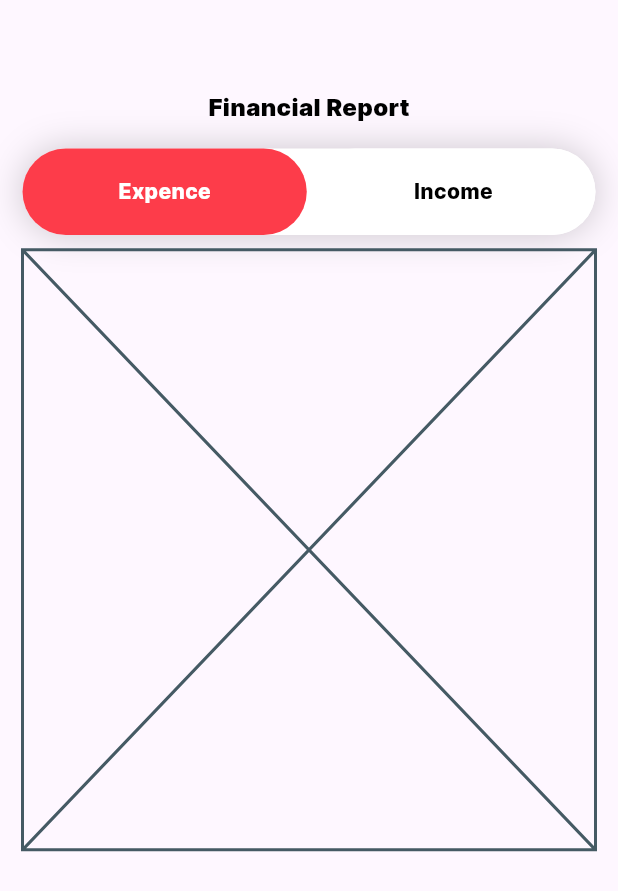
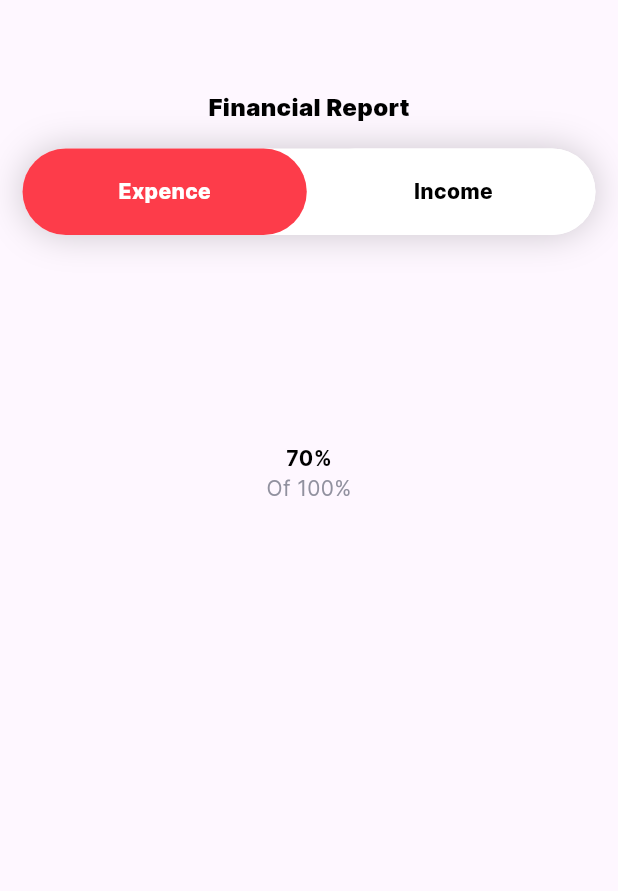
Before and after one commit to cmadhushan-dev/dp_expences_app_07, a Flutter app: the BudgetScreen screen opened directly with empty values, on a phone screen of 412 x 824 dp. Shown: the top 891 px of the screen. Run offline on Flutter 3.47's test engine with Material 3 defaults, Android fonts, the light colour scheme and no system bars; drawn by our look-alikes of fl_chart; our stand-ins replace shared_preferences, smooth_page_indicator; accounts and stored records are empty.

Commit message:
sucssfully implimnted the pie chart

```diff
--- a/lib/screens/all_screens/budget_screen.dart
+++ b/lib/screens/all_screens/budget_screen.dart
@@ -2,13 +2,18 @@ import 'package:dp_expenz_application/constant/colors.dart';
 import 'package:dp_expenz_application/constant/constatnt.dart';
 import 'package:dp_expenz_application/model/expence_model.dart';
 import 'package:dp_expenz_application/model/income_model.dart';
+import 'package:dp_expenz_application/widgets/categary_cards.dart';
 import 'package:dp_expenz_application/widgets/pie_chart.dart';
 import 'package:flutter/material.dart';
 
 class BudgetScreen extends StatefulWidget {
   final Map<ExpenceCateraries, double> expenceCategoryTotals;
   final Map<IncomeCategary, double> incomeCtegoryTotal;
-  const BudgetScreen({super.key, required this.expenceCategoryTotals, required this.incomeCtegoryTotal});
+  const BudgetScreen({
+    super.key,
+    required this.expenceCategoryTotals,
+    required this.incomeCtegoryTotal,
+  });
 
   @override
   State<BudgetScreen> createState() => _BudgetScreenState();
@@ -18,18 +23,31 @@ class _BudgetScreenState extends State<BudgetScreen> {
   // variable toggle the screen
   int _currentScreen = 0;
 
+  //method to define the category color from the category
+  Color getCategoryColor(dynamic category) {
+    if (category is ExpenceCateraries) {
+      return expencesCategariesColors[category]!;
+    } else {
+      return incomeCategaryColors[category]!;
+    }
+  }
+
   @override
   Widget build(BuildContext context) {
     final width = MediaQuery.of(context).size.width;
     final height = MediaQuery.of(context).size.height;
+    //final data
+    final data = _currentScreen == 0
+        ? widget.expenceCategoryTotals
+        : widget.incomeCtegoryTotal;
     return Scaffold(
       body: SingleChildScrollView(
         child: Padding(
           padding: EdgeInsets.symmetric(horizontal: kDefaulPadding),
           child: Column(
             children: [
-              Padding(
-                padding: EdgeInsets.only(top: 60),
+              const Padding(
+                padding: const EdgeInsets.only(top: 60),
                 child: Center(
                   child: Text(
                     'Financial Report',
@@ -105,10 +123,33 @@ class _BudgetScreenState extends State<BudgetScreen> {
                 ),
               ),
               SizedBox(height: height * 0.012),
-              PieChart(
+              Chart(
                 incomeCategoryTotal: widget.incomeCtegoryTotal,
                 expencecategoryTotal: widget.expenceCategoryTotals,
                 isExpence: _currentScreen == 0,
+              ),
+
+              //list of categaries
+              SizedBox(
+                height: height * 0.3,
+                child: ListView.builder(
+                  scrollDirection: Axis.vertical,
+                  shrinkWrap: true,
+                  itemCount: data.length,
+                  itemBuilder: (context, index) {
+                    final category = data.keys.toList()[index];
+                    final total = data.values.toList()[index];
+                    return CategaryCards(
+                      title: category.name,
+                      amount: total,
+                      total: data.values.reduce(
+                        (value, element) => value + element,
+                      ),
+                      progrossColor: getCategoryColor(category),
+                      isexpence: _currentScreen == 0,
+                    );
+                  },
+                ),
               ),
             ],
           ),
--- a/lib/widgets/pie_chart.dart
+++ b/lib/widgets/pie_chart.dart
@@ -1,13 +1,16 @@
+import 'package:dp_expenz_application/constant/colors.dart';
+import 'package:dp_expenz_application/constant/constatnt.dart';
 import 'package:dp_expenz_application/model/expence_model.dart';
 import 'package:dp_expenz_application/model/income_model.dart';
+import 'package:fl_chart/fl_chart.dart';
 import 'package:flutter/material.dart';
 
-class PieChart extends StatefulWidget {
+class Chart extends StatefulWidget {
   final Map<ExpenceCateraries, double> expencecategoryTotal;
   final Map<IncomeCategary, double> incomeCategoryTotal;
   final bool isExpence;
 
-  const PieChart({
+  const Chart({
     super.key,
     required this.expencecategoryTotal,
     required this.incomeCategoryTotal,
@@ -15,12 +18,116 @@ class PieChart extends StatefulWidget {
   });
 
   @override
-  State<PieChart> createState() => _PieChartState();
+  State<Chart> createState() => _ChartState();
 }
 
-class _PieChartState extends State<PieChart> {
+class _ChartState extends State<Chart> {
+  //section data fro the pie chart
+  List<PieChartSectionData> getScetionCharts() {
+    if (widget.isExpence) {
+      return [
+        PieChartSectionData(
+          color: expencesCategariesColors[ExpenceCateraries.food],
+          value: widget.expencecategoryTotal[ExpenceCateraries.food] ?? 0,
+          showTitle: false,
+          radius: 60,
+        ),
+
+        PieChartSectionData(
+          color: expencesCategariesColors[ExpenceCateraries.health],
+          value: widget.expencecategoryTotal[ExpenceCateraries.health] ?? 0,
+          showTitle: false,
+          radius: 60,
+        ),
+
+        PieChartSectionData(
+          color: expencesCategariesColors[ExpenceCateraries.shopping],
+          value: widget.expencecategoryTotal[ExpenceCateraries.shopping] ?? 0,
+          showTitle: false,
+          radius: 60,
+        ),
+
+        PieChartSectionData(
+          color: expencesCategariesColors[ExpenceCateraries.subscription],
+          value:
+              widget.expencecategoryTotal[ExpenceCateraries.subscription] ?? 0,
+          showTitle: false,
+          radius: 60,
+        ),
+
+        PieChartSectionData(
+          color: expencesCategariesColors[ExpenceCateraries.transport],
+          value: widget.expencecategoryTotal[ExpenceCateraries.transport] ?? 0,
+          showTitle: false,
+          radius: 60,
+        ),
+      ];
+    } else {
+      return [
+        PieChartSectionData(
+          color: incomeCategaryColors[IncomeCategary.freelance],
+          value: widget.incomeCategoryTotal[IncomeCategary.freelance] ?? 0,
+          showTitle: false,
+          radius: 60,
+        ),
+        PieChartSectionData(
+          color: incomeCategaryColors[IncomeCategary.passive],
+          value: widget.incomeCategoryTotal[IncomeCategary.passive] ?? 0,
+          showTitle: false,
+          radius: 60,
+        ),
+        PieChartSectionData(
+          color: incomeCategaryColors[IncomeCategary.salary],
+          value: widget.incomeCategoryTotal[IncomeCategary.salary] ?? 0,
+          showTitle: false,
+          radius: 60,
+        ),
+        PieChartSectionData(
+          color: incomeCategaryColors[IncomeCategary.sales],
+          value: widget.incomeCategoryTotal[IncomeCategary.sales] ?? 0,
+          showTitle: false,
+          radius: 60,
+        ),
+      ];
+    }
+  }
+
   @override
   Widget build(BuildContext context) {
-    return const Placeholder();
+    //define the peichart data
+    final PieChartData pieChart = PieChartData(
+      sectionsSpace: 0,
+      centerSpaceRadius: 70,
+      startDegreeOffset: -90,
+      sections: getScetionCharts(),
+      borderData: FlBorderData(show: false),
+    );
+
+    return Padding(
+      padding: const EdgeInsets.symmetric(vertical: 24),
+      child: Container(
+        height: 250,
+        padding: const EdgeInsets.all(kDefaulPadding),
+        decoration: BoxDecoration(
+          borderRadius: BorderRadius.circular(16),
+        ),
+        child: Stack(
+          alignment: Alignment.center,
+          children: [
+            PieChart(pieChart),
+            const Column(
+              mainAxisAlignment: MainAxisAlignment.center,
+              children: [
+                Text(
+                  '70%',
+                  style: TextStyle(color: kBlack, fontWeight: FontWeight.bold),
+                ),
+                Text("Of 100%", style: TextStyle(color: kGrey)),
+              ],
+            ),
+          ],
+        ),
+      ),
+    );
   }
 }
```
Also changed, not shown: lib/widgets/categary_cards.dart (added, +106 -0 lines).
